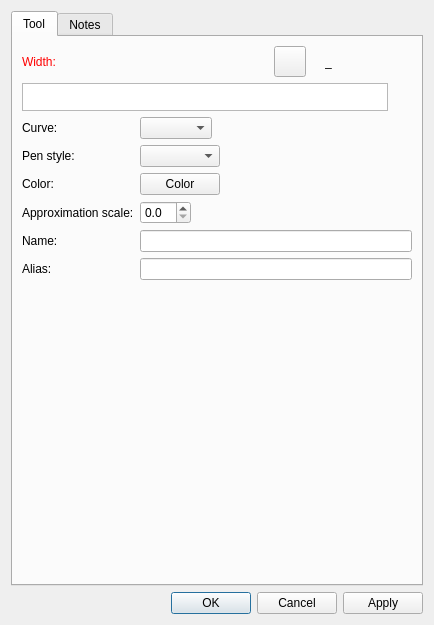
This is src/libs/vtools/dialogs/tools/dialogparallelcurve.ui in equinox-patterns/Ostara as Qt 5 draws it before an edit. The edited form follows.
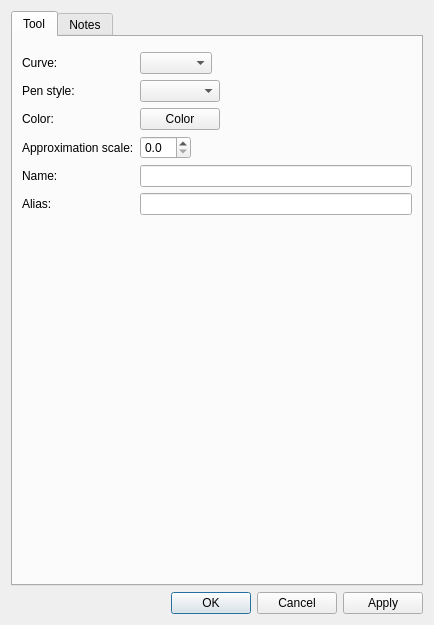
This is the edited form. Icons and pictures are not drawn. Custom widgets are drawn as their Qt base class.

Diff of the .ui file:
```diff
--- a/src/libs/vtools/dialogs/tools/dialogparallelcurve.ui
+++ b/src/libs/vtools/dialogs/tools/dialogparallelcurve.ui
@@ -29,183 +29,7 @@
       </attribute>
       <layout class="QVBoxLayout" name="verticalLayout">
        <item>
-        <layout class="QHBoxLayout" name="horizontalLayout_11">
-         <item alignment="Qt::AlignmentFlag::AlignLeft">
-          <widget class="QLabel" name="labelEditWidth">
-           <property name="sizePolicy">
-            <sizepolicy hsizetype="Fixed" vsizetype="Preferred">
-             <horstretch>0</horstretch>
-             <verstretch>0</verstretch>
-            </sizepolicy>
-           </property>
-           <property name="palette">
-            <palette>
-             <active>
-              <colorrole role="WindowText">
-               <brush brushstyle="SolidPattern">
-                <color alpha="255">
-                 <red>255</red>
-                 <green>0</green>
-                 <blue>0</blue>
-                </color>
-               </brush>
-              </colorrole>
-             </active>
-             <inactive>
-              <colorrole role="WindowText">
-               <brush brushstyle="SolidPattern">
-                <color alpha="255">
-                 <red>255</red>
-                 <green>0</green>
-                 <blue>0</blue>
-                </color>
-               </brush>
-              </colorrole>
-             </inactive>
-             <disabled>
-              <colorrole role="WindowText">
-               <brush brushstyle="SolidPattern">
-                <color alpha="255">
-                 <red>159</red>
-                 <green>158</green>
-                 <blue>158</blue>
-                </color>
-               </brush>
-              </colorrole>
-             </disabled>
-            </palette>
-           </property>
-           <property name="text">
-            <string>Width:</string>
-           </property>
-          </widget>
-         </item>
-         <item>
-          <spacer name="horizontalSpacer_6">
-           <property name="orientation">
-            <enum>Qt::Orientation::Horizontal</enum>
-           </property>
-           <property name="sizeHint" stdset="0">
-            <size>
-             <width>40</width>
-             <height>20</height>
-            </size>
-           </property>
-          </spacer>
-         </item>
-         <item alignment="Qt::AlignmentFlag::AlignRight">
-          <widget class="QToolButton" name="toolButtonExprWidth">
-           <property name="toolTip">
-            <string>Formula wizard</string>
-           </property>
-           <property name="text">
-            <string notr="true"/>
-           </property>
-           <property name="icon">
-            <iconset resource="../../../vmisc/share/resources/icon.qrc">
-             <normaloff>:/icon/light/24x24/fx.png</normaloff>:/icon/light/24x24/fx.png</iconset>
-           </property>
-           <property name="iconSize">
-            <size>
-             <width>24</width>
-             <height>24</height>
-            </size>
-           </property>
-          </widget>
-         </item>
-         <item alignment="Qt::AlignmentFlag::AlignRight">
-          <widget class="QLabel" name="label_10">
-           <property name="text">
-            <string/>
-           </property>
-           <property name="pixmap">
-            <pixmap resource="../../../vmisc/share/resources/icon.qrc">:/icon/light/24x24/equal.png</pixmap>
-           </property>
-          </widget>
-         </item>
-         <item alignment="Qt::AlignmentFlag::AlignRight">
-          <widget class="QLabel" name="labelResultWidth">
-           <property name="sizePolicy">
-            <sizepolicy hsizetype="Fixed" vsizetype="Preferred">
-             <horstretch>0</horstretch>
-             <verstretch>0</verstretch>
-            </sizepolicy>
-           </property>
-           <property name="minimumSize">
-            <size>
-             <width>87</width>
-             <height>0</height>
-            </size>
-           </property>
-           <property name="toolTip">
-            <string>Value</string>
-           </property>
-           <property name="text">
-            <string notr="true">_</string>
-           </property>
-          </widget>
-         </item>
-        </layout>
-       </item>
-       <item>
-        <layout class="QHBoxLayout" name="horizontalLayout_10">
-         <item>
-          <widget class="VPlainTextEdit" name="plainTextEditWidth">
-           <property name="sizePolicy">
-            <sizepolicy hsizetype="Expanding" vsizetype="Preferred">
-             <horstretch>0</horstretch>
-             <verstretch>0</verstretch>
-            </sizepolicy>
-           </property>
-           <property name="maximumSize">
-            <size>
-             <width>16777215</width>
-             <height>28</height>
-            </size>
-           </property>
-           <property name="toolTip">
-            <string>Calculation</string>
-           </property>
-           <property name="tabChangesFocus">
-            <bool>true</bool>
-           </property>
-          </widget>
-         </item>
-         <item>
-          <widget class="QPushButton" name="pushButtonGrowLengthWidth">
-           <property name="maximumSize">
-            <size>
-             <width>18</width>
-             <height>18</height>
-            </size>
-           </property>
-           <property name="sizeIncrement">
-            <size>
-             <width>0</width>
-             <height>0</height>
-            </size>
-           </property>
-           <property name="toolTip">
-            <string>&lt;html&gt;&lt;head/&gt;&lt;body&gt;&lt;p&gt;Show full calculation in message box&lt;/p&gt;&lt;/body&gt;&lt;/html&gt;</string>
-           </property>
-           <property name="text">
-            <string notr="true"/>
-           </property>
-           <property name="icon">
-            <iconset theme="go-down"/>
-           </property>
-           <property name="iconSize">
-            <size>
-             <width>16</width>
-             <height>16</height>
-            </size>
-           </property>
-           <property name="flat">
-            <bool>true</bool>
-           </property>
-          </widget>
-         </item>
-        </layout>
+        <widget class="QWidget" name="formulaPlaceholder" native="true"/>
        </item>
        <item>
         <layout class="QFormLayout" name="formLayout_2">
@@ -360,11 +184,6 @@
   </layout>
  </widget>
  <customwidgets>
-  <customwidget>
-   <class>VPlainTextEdit</class>
-   <extends>QPlainTextEdit</extends>
-   <header>../vwidgets/vplaintextedit.h</header>
-  </customwidget>
   <customwidget>
    <class>VPE::QtColorPicker</class>
    <extends>QPushButton</extends>
```
